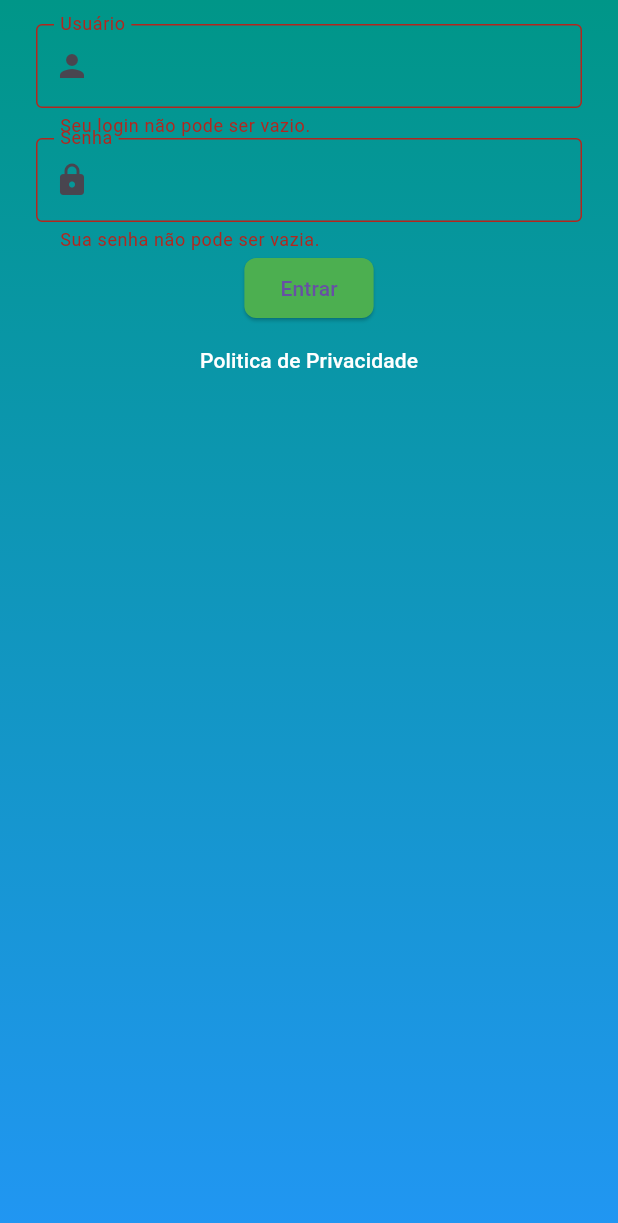
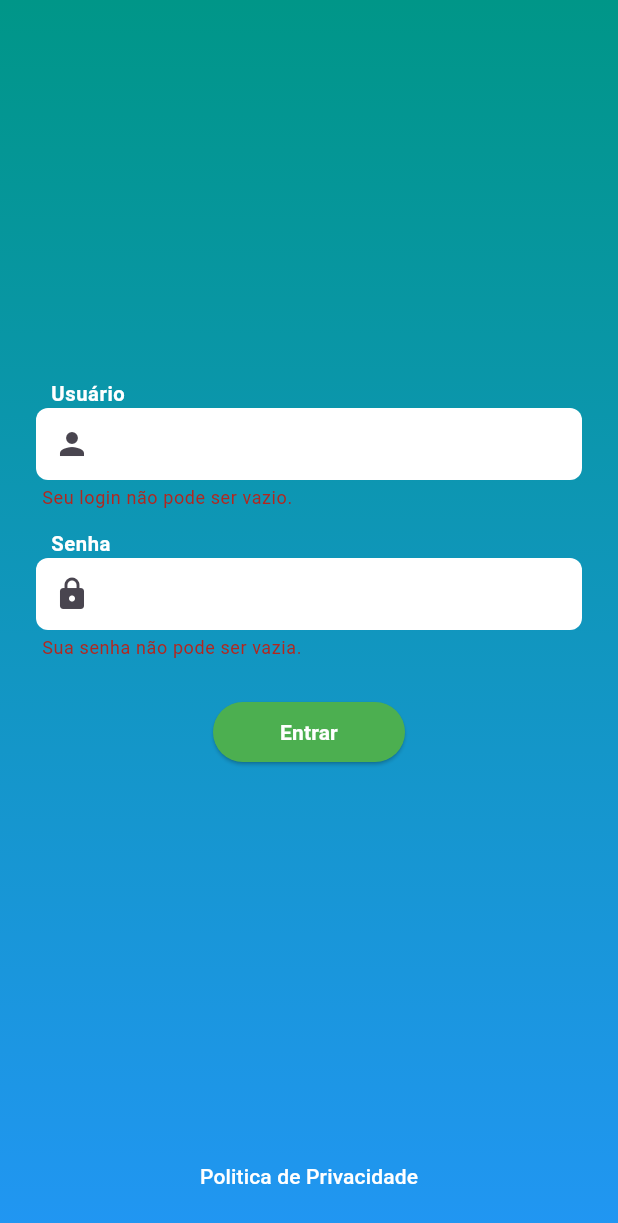
Before and after one commit to MeMacedo/mobxTest, a Flutter app: the screen it shows after launch, after a tap on "Entrar", on a phone screen of 412 x 824 dp. Shown: the top 1223 px of the screen. Run offline on Flutter 3.47's test engine with Material 2 defaults, Android fonts, the phone set to English and light mode, and no system bars; our stand-ins replace shared_preferences.

Commit message:
Login View Corrections

```diff
--- a/lib/main.dart
+++ b/lib/main.dart
@@ -4,6 +4,7 @@ import 'package:app/services/shared_preferences_service.dart';
 import 'package:flutter/material.dart';
 
 void main() async {
+  WidgetsFlutterBinding.ensureInitialized();
   await SharedPreferencesService.init();
 
   runApp(const MyApp());
@@ -17,6 +18,7 @@ class MyApp extends StatelessWidget {
   @override
   Widget build(BuildContext context) {
     return MaterialApp(
+      debugShowCheckedModeBanner: false,
       navigatorKey: navigatorKey,
       initialRoute: '/',
       routes: {
--- a/lib/screens/login/login_screen.dart
+++ b/lib/screens/login/login_screen.dart
@@ -11,13 +11,24 @@ class LoginView extends StatelessWidget {
   TextFormField _getUserName() {
     return TextFormField(
       decoration: const InputDecoration(
+        contentPadding: EdgeInsets.zero,
+        filled: true,
+        fillColor: Colors.white,
         border: OutlineInputBorder(
+          borderSide: BorderSide.none,
           borderRadius: BorderRadius.all(
-            Radius.circular(4),
+            Radius.circular(8),
           ),
         ),
         floatingLabelBehavior: FloatingLabelBehavior.always,
-        labelText: 'Usuário',
+        label: Padding(
+          padding: EdgeInsets.only(bottom: 24, left: 8),
+          child: Text(
+            'Usuário',
+            style: TextStyle(
+                color: Colors.white, fontWeight: FontWeight.w700, fontSize: 18),
+          ),
+        ),
         prefixIcon: Icon(Icons.person),
       ),
       validator: ValidatorsService().userValidator,
@@ -27,14 +38,27 @@ class LoginView extends StatelessWidget {
   TextFormField _getUserPassword() {
     return TextFormField(
       decoration: const InputDecoration(
+        contentPadding: EdgeInsets.zero,
+        fillColor: Colors.white,
+        filled: true,
         floatingLabelBehavior: FloatingLabelBehavior.always,
         border: OutlineInputBorder(
+          borderSide: BorderSide.none,
           borderRadius: BorderRadius.all(
-            Radius.circular(4),
+            Radius.circular(8),
           ),
         ),
-        labelText: 'Senha',
-        prefixIcon: Icon(Icons.lock_rounded),
+        label: Padding(
+          padding: EdgeInsets.only(bottom: 24, left: 8),
+          child: Text(
+            'Senha',
+            style: TextStyle(
+                color: Colors.white, fontWeight: FontWeight.w700, fontSize: 18),
+          ),
+        ),
+        prefixIcon: Icon(
+          Icons.lock_rounded,
+        ),
       ),
       validator: ValidatorsService().passwordValidator,
     );
@@ -46,7 +70,7 @@ class LoginView extends StatelessWidget {
         backgroundColor: Colors.green,
         shape: const RoundedRectangleBorder(
           borderRadius: BorderRadius.all(
-            Radius.circular(8),
+            Radius.circular(20),
           ),
         ),
       ),
@@ -55,8 +79,13 @@ class LoginView extends StatelessWidget {
           navigatorKey.currentState!.pushNamed('infos');
         }
       },
-      child: const Text(
-        'Entrar',
+      child: SizedBox(
+        width: 80,
+        child: const Text(
+          'Entrar',
+          textAlign: TextAlign.center,
+          style: TextStyle(color: Colors.white, fontWeight: FontWeight.w700),
+        ),
       ),
     );
   }
@@ -80,10 +109,20 @@ class LoginView extends StatelessWidget {
         )),
         child: Form(
           key: _formKey,
-          child: Column(children: [
-            _getUserName(),
-            _getUserPassword(),
-            _getLoginButton(),
+          child: Column(mainAxisAlignment: MainAxisAlignment.center, children: [
+            const Spacer(),
+            Padding(
+              padding: const EdgeInsets.symmetric(vertical: 16),
+              child: _getUserName(),
+            ),
+            Padding(
+                padding: const EdgeInsets.symmetric(vertical: 16),
+                child: _getUserPassword()),
+            Padding(
+              padding: const EdgeInsets.symmetric(vertical: 8),
+              child: _getLoginButton(),
+            ),
+            const Spacer(),
             const PrivacyPolicy(),
           ]),
         ),
--- a/lib/services/validators_service.dart
+++ b/lib/services/validators_service.dart
@@ -3,14 +3,14 @@ class ValidatorsService {
     if (password == null || password.isEmpty) {
       return 'Sua senha não pode ser vazia.';
     }
-    final reg = RegExp(r'/\W|_/');
+    final reg = RegExp(r'\W|_');
 
     if (reg.hasMatch(password)) {
       return 'Caracteres especiais não são permitidos.';
     }
 
     if (password.length < 2 || password.length > 20) {
-      return 'Sua senha precisa ter entr 2 e 20 caracteres.';
+      return 'Sua senha precisa ter entre 2 e 20 caracteres.';
     }
     if (password.endsWith(' ')) {
       return 'Sua senha não pode terminar com espaço.';
```
Also changed, not shown: 6 other files.
